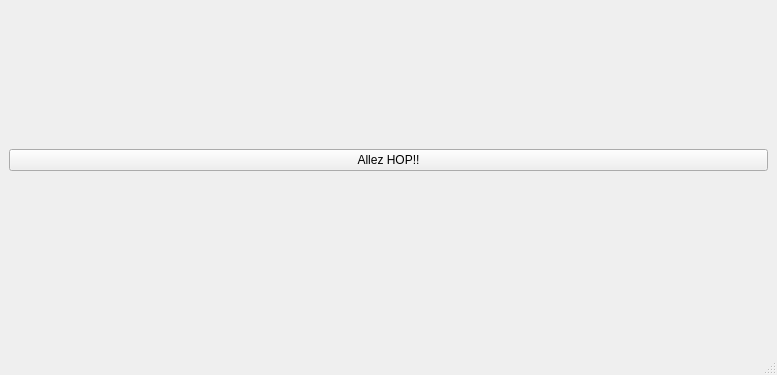
Old version of the form demo.ui in the repository arcreane/python-project-crash-test; both pictures show x 0 to 777 and y 234 to 609 of the 777 by 609 pixel window.
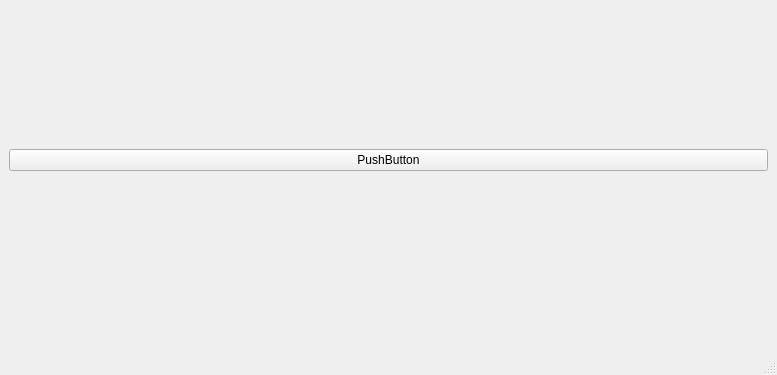
New version of the form.

The edit to the form file:
```diff
--- a/demo.ui
+++ b/demo.ui
@@ -25,7 +25,7 @@
     <item>
      <widget class="QPushButton" name="pushButton">
       <property name="text">
-       <string>Allez HOP!!</string>
+       <string>PushButton</string>
       </property>
      </widget>
     </item>
```
